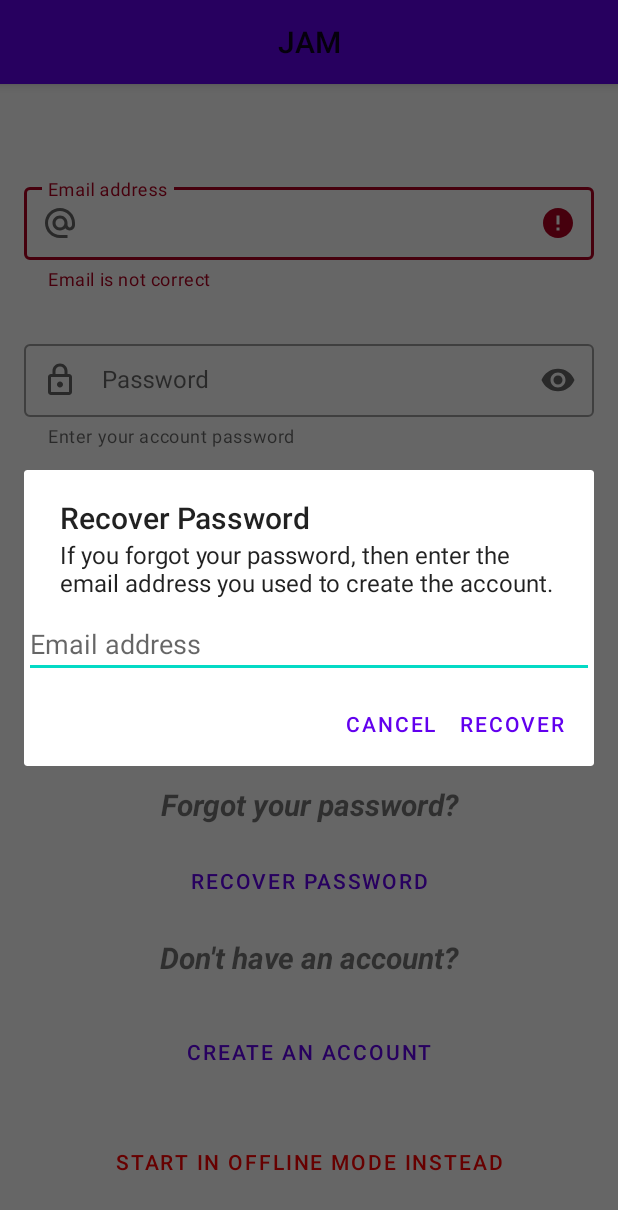
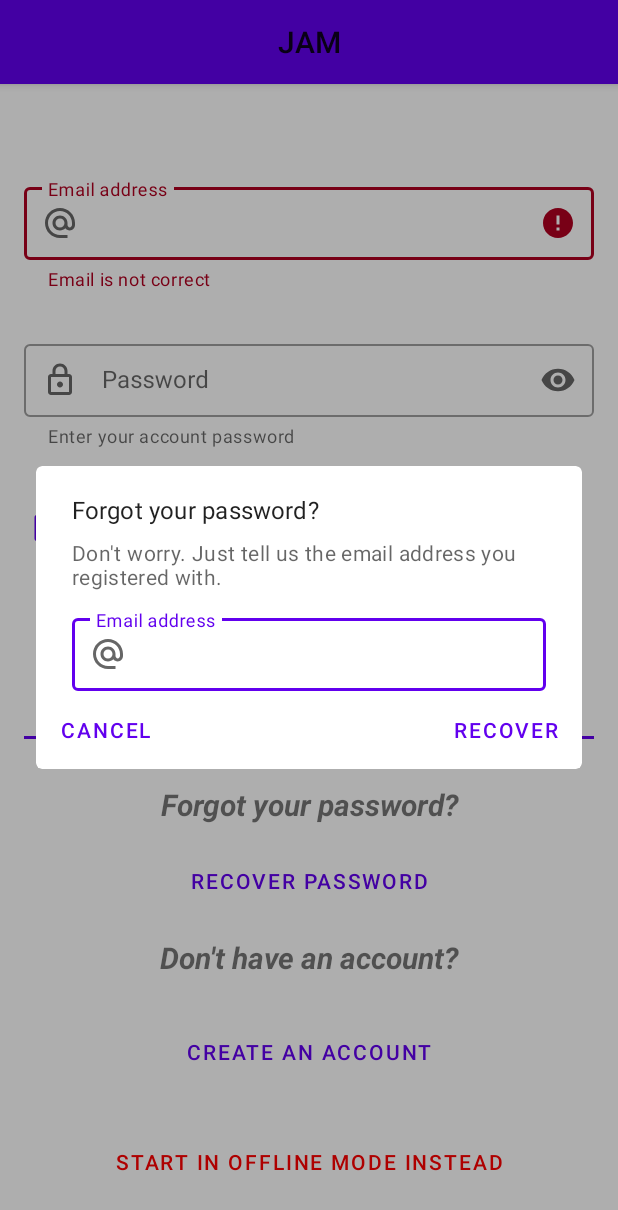
Before and after one commit to amritoo/JAM, an Android app: the screen it shows after launch (LoginActivity), after a tap on "RECOVER PASSWORD", on a phone screen of 412 x 824 dp. Shown: the top 1210 px of the screen. Run offline under Robolectric (Android 15) with nearby library versions, the phone set to English and light mode, and no system bars; our stand-ins replace Firebase (no records; nobody signed in at launch, a user with empty details on screens opened directly); 1 other tap on this screen came first.

Commit message:
Modified 'Recover password' view

```diff
--- a/app/src/main/java/app/jam/jam/LoginActivity.java
+++ b/app/src/main/java/app/jam/jam/LoginActivity.java
@@ -1,16 +1,13 @@
 package app.jam.jam;
 
-import android.app.AlertDialog;
 import android.app.ProgressDialog;
 import android.content.DialogInterface;
 import android.content.Intent;
 import android.content.SharedPreferences;
 import android.os.Bundle;
-import android.text.InputType;
 import android.util.Log;
+import android.view.LayoutInflater;
 import android.view.View;
-import android.widget.EditText;
-import android.widget.LinearLayout;
 import android.widget.Toast;
 
 import androidx.annotation.NonNull;
@@ -24,6 +21,7 @@ import com.google.android.gms.tasks.OnSuccessListener;
 import com.google.android.gms.tasks.Task;
 import com.google.android.material.button.MaterialButton;
 import com.google.android.material.checkbox.MaterialCheckBox;
+import com.google.android.material.dialog.MaterialAlertDialogBuilder;
 import com.google.android.material.textfield.TextInputLayout;
 import com.google.firebase.auth.AuthResult;
 import com.google.firebase.auth.FirebaseAuth;
@@ -223,35 +221,35 @@ public class LoginActivity extends AppCompatActivity {
     }
 
     private void startRecoverPassword() {
-        // TODO: set margin to edit text
-        final EditText emailEditText = new EditText(this);
-        emailEditText.setHint(R.string.hint_email);
-        emailEditText.setInputType(InputType.TYPE_TEXT_VARIATION_EMAIL_ADDRESS);
-
-        LinearLayout.LayoutParams params = new LinearLayout.LayoutParams(
-                LinearLayout.LayoutParams.WRAP_CONTENT, LinearLayout.LayoutParams.WRAP_CONTENT);
-        params.setMargins(R.dimen.margin_horizontal, 0, R.dimen.margin_horizontal, 0);
-        emailEditText.setLayoutParams(params);
-
         // Creating Dialog class to show recover dialog
-        AlertDialog.Builder builder = new AlertDialog.Builder(this);
-        builder.setTitle(R.string.text_recover_password);
-        builder.setMessage(R.string.message_recover_password);
-        builder.setView(emailEditText);
-        builder.setPositiveButton(R.string.button_text_recover, new DialogInterface.OnClickListener() {
+        final View view = LayoutInflater.from(this).inflate(R.layout.dialog_recover_password, null);
+        new MaterialAlertDialogBuilder(this)
+                .setTitle(R.string.text_forgot_password)
+                .setMessage(R.string.message_recover_password)
+                .setView(view)
+                .setPositiveButton(R.string.button_text_recover, new DialogInterface.OnClickListener() {
                     @Override
                     public void onClick(DialogInterface dialog, int which) {
-                String userEmail = emailEditText.getText().toString();
+                        TextInputLayout textInputLayout = view.findViewById(R.id.recover_email_textInputLayout);
+                        final String userEmail = textInputLayout.getEditText().getText().toString();
+
                         mProgressDialog.setTitle(R.string.text_recover_password);
                         mProgressDialog.show();
+
                         if (!Manager.isValidEmail(userEmail)) {
                             Toast.makeText(LoginActivity.this, "Please enter a valid email", Toast.LENGTH_SHORT).show();
-                } else {
+                            return;
+                        }
+                        // sending password reset request to server
                         mAuth.sendPasswordResetEmail(userEmail)
                                 .addOnSuccessListener(new OnSuccessListener<Void>() {
                                     @Override
                                     public void onSuccess(Void aVoid) {
-                                    Toast.makeText(LoginActivity.this, "Please Check Your Email Account\n and Reset Your Password", Toast.LENGTH_SHORT).show();
+                                        new MaterialAlertDialogBuilder(LoginActivity.this)
+                                                .setTitle(R.string.text_reset_password)
+                                                .setMessage(getString(R.string.message_reset_password_email_check, userEmail))
+                                                .setPositiveButton(R.string.button_text_ok, null)
+                                                .show();
                                     }
                                 })
                                 .addOnFailureListener(new OnFailureListener() {
@@ -260,14 +258,11 @@ public class LoginActivity extends AppCompatActivity {
                                         Toast.makeText(LoginActivity.this, "Error" + e.getMessage(), Toast.LENGTH_SHORT).show();
                                     }
                                 });
-                }
                         mProgressDialog.dismiss();
                     }
-        });
-        builder.setNegativeButton("Cancel", null);
-
-        AlertDialog dialog = builder.create();
-        dialog.show();
+                })
+                .setNeutralButton(R.string.button_text_cancel, null)
+                .show();
     }
 
 }
--- /dev/null
+++ b/app/src/main/res/layout/dialog_recover_password.xml
@@ -0,0 +1,25 @@
+<?xml version="1.0" encoding="utf-8"?>
+<LinearLayout xmlns:android="http://schemas.android.com/apk/res/android"
+    xmlns:app="http://schemas.android.com/apk/res-auto"
+    android:layout_width="match_parent"
+    android:layout_height="wrap_content">
+
+    <com.google.android.material.textfield.TextInputLayout
+        android:id="@+id/recover_email_textInputLayout"
+        android:layout_width="match_parent"
+        android:layout_height="wrap_content"
+        android:layout_marginHorizontal="@dimen/margin_horizontal"
+        android:hint="@string/hint_email"
+        app:startIconDrawable="@drawable/ic_email_24"
+        app:startIconContentDescription="Lock"
+        app:endIconMode="clear_text"
+        app:errorTextColor="@color/design_default_color_error"
+        style="@style/Widget.MaterialComponents.TextInputLayout.OutlinedBox.Dense">
+
+        <com.google.android.material.textfield.TextInputEditText
+            android:layout_width="match_parent"
+            android:layout_height="wrap_content"
+            android:inputType="textEmailAddress" />
+    </com.google.android.material.textfield.TextInputLayout>
+
+</LinearLayout>
--- a/app/src/main/res/values/strings.xml
+++ b/app/src/main/res/values/strings.xml
@@ -5,10 +5,25 @@
     <string name="jam_logo">JAM_Logo</string>
     <string name="app_motto">Your secured messaging app</string>
 
+
+    <!--  Button texts  -->
+    <string name="button_text_recover">Recover</string>
+    <string name="button_text_ok">OK</string>
+    <string name="button_text_cancel">Cancel</string>
+
+
     <!--  Hint texts  -->
     <string name="hint_email">Email address</string>
     <string name="hint_username">Username</string>
     <string name="hint_password">Password</string>
+
+    <!--  Help texts  -->
+    <string name="help_recover_email">Enter your email</string>
+
+
+    <!--  Error texts  -->
+    <string name="error_login_email">Email is not correct</string>
+    <string name="error_login_password">Password is not correct</string>
 
 
 
@@ -25,8 +40,6 @@
     <string name="text_create_account">Create an account</string>
     <string name="text_start_offline">Start in offline mode instead</string>
     <string name="wait_message">Please wait…</string>
-    <string name="error_login_email">Email is not correct</string>
-    <string name="error_login_password">Password is not correct</string>
 
     <string name="login_success">Sign in successful</string>
     <string name="login_failed">Sign in failed</string>
@@ -39,8 +52,10 @@
     <string name="warning_email">Email address must not be already registered</string>
     <string name="warning_password">Enter a password of at least 6 character (including at least one upper-case letter and number)</string>
 
-    <string name="button_text_recover">Recover</string>
-    <string name="message_recover_password">If you forgot your password, then enter the email address you used to create the account.</string>
+    <string name="message_recover_password">Don\'t worry. Just tell us the email address you registered with.</string>
+
+    <!--  Recover Password  -->
+    <string name="message_reset_password_email_check">We have sent a reset password email to\n<xliff:g id="email">%s</xliff:g>. Please click the reset password link to set your new password.</string>
 
     <!-- Offline -->
     <string name="contacts_not_found_offline">No more contacts found. Scan and pair for more contacts.</string>
@@ -62,6 +77,7 @@
 
     <!--  Chat  -->
     <string name="message_prompt">Type a message</string>
+    <string name="text_reset_password">Reset your password</string>
 
 
 </resources>
```
Lines whose indentation alone changed are shown as unchanged.
